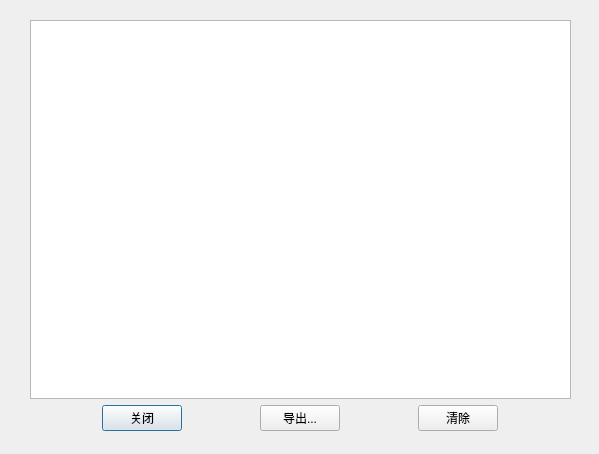
Before: the Qt Designer form UI/log_window.ui in NemoYuan2008/File-Vault, drawn with Qt 5.
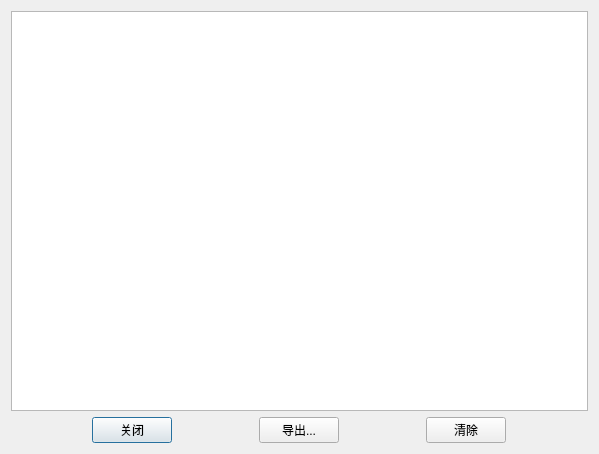
After: the same form once the commit is applied.

Diff of the .ui file:
```diff
--- a/UI/log_window.ui
+++ b/UI/log_window.ui
@@ -13,15 +13,8 @@
   <property name="windowTitle">
    <string>logs</string>
   </property>
-  <widget class="QWidget" name="layoutWidget">
-   <property name="geometry">
-    <rect>
-     <x>30</x>
-     <y>20</y>
-     <width>541</width>
-     <height>411</height>
-    </rect>
-   </property>
+  <layout class="QVBoxLayout" name="verticalLayout_2">
+   <item>
    <layout class="QVBoxLayout" name="verticalLayout">
     <item>
      <widget class="QTextBrowser" name="textBrowser"/>
@@ -73,7 +66,8 @@
      </layout>
     </item>
    </layout>
-  </widget>
+   </item>
+  </layout>
  </widget>
  <resources/>
  <connections>
```
Lines whose indentation alone changed are shown as unchanged.
